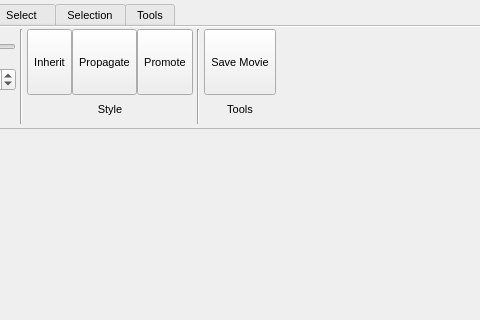
Qt form src/gui/mainwindow.ui (trisyoungs/aten) before a commit; both pictures show x 597 to 1077 and y 0 to 320 of the 1247 by 737 pixel window.
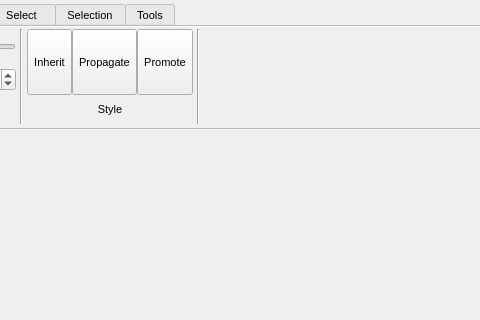
The same form after that commit. The open tabs and pages were chosen to show the change. Icons and pictures are not drawn. Custom widgets are drawn as their Qt base class.

Commit message: Removed SaveMovie and SaveVibrationMovie ahead of new SaveFilm command (not yet implemented). Removed Save Movie button from Trajectory panel. Added data/external/encoders.txt containing definitions of movie encoder commands. Added EncoderDefinition and ExternalCommand classes to store and manage encoder definitions. Added ExportFilm button on Home panel and ExportFilmDialog.

```diff
--- a/src/gui/mainwindow.ui
+++ b/src/gui/mainwindow.ui
@@ -6426,74 +6426,6 @@
           </property>
          </widget>
         </item>
-        <item>
-         <layout class="QGridLayout" name="gridLayout_50">
-          <item row="0" column="0">
-           <widget class="TMenuButton" name="TrajectoryToolsMovieButton">
-            <property name="sizePolicy">
-             <sizepolicy hsizetype="Preferred" vsizetype="Fixed">
-              <horstretch>0</horstretch>
-              <verstretch>0</verstretch>
-             </sizepolicy>
-            </property>
-            <property name="minimumSize">
-             <size>
-              <width>40</width>
-              <height>66</height>
-             </size>
-            </property>
-            <property name="maximumSize">
-             <size>
-              <width>128</width>
-              <height>66</height>
-             </size>
-            </property>
-            <property name="font">
-             <font>
-              <pointsize>8</pointsize>
-             </font>
-            </property>
-            <property name="toolTip">
-             <string>Edit / set cell angles</string>
-            </property>
-            <property name="text">
-             <string>Save Movie</string>
-            </property>
-            <property name="iconSize">
-             <size>
-              <width>30</width>
-              <height>30</height>
-             </size>
-            </property>
-            <property name="checkable">
-             <bool>false</bool>
-            </property>
-            <property name="checked">
-             <bool>false</bool>
-            </property>
-            <property name="autoExclusive">
-             <bool>false</bool>
-            </property>
-            <property name="toolButtonStyle">
-             <enum>Qt::ToolButtonTextUnderIcon</enum>
-            </property>
-            <property name="autoRaise">
-             <bool>false</bool>
-            </property>
-           </widget>
-          </item>
-          <item row="1" column="0">
-           <widget class="QLabel" name="label_23">
-            <property name="text">
-             <string>Tools</string>
-            </property>
-            <property name="alignment">
-             <set>Qt::AlignCenter</set>
-            </property>
-           </widget>
-          </item>
-         </layout>
-        </item>
         <item>
          <spacer name="horizontalSpacer_9">
           <property name="orientation">
```
The commit also changes 31 other files.
